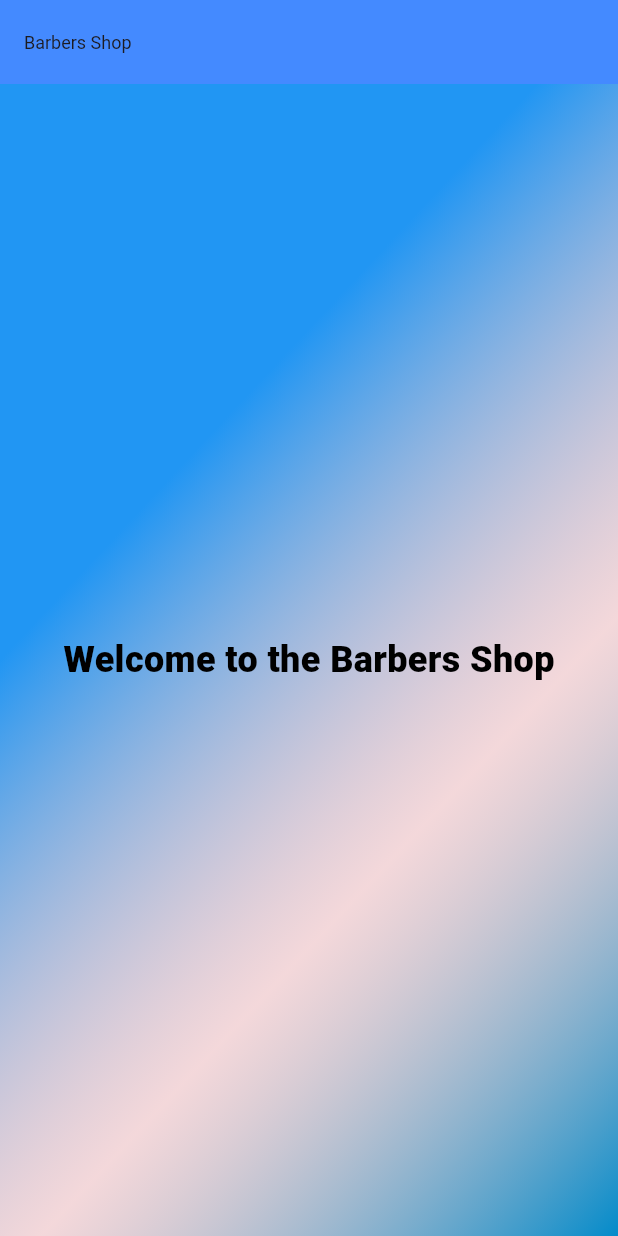
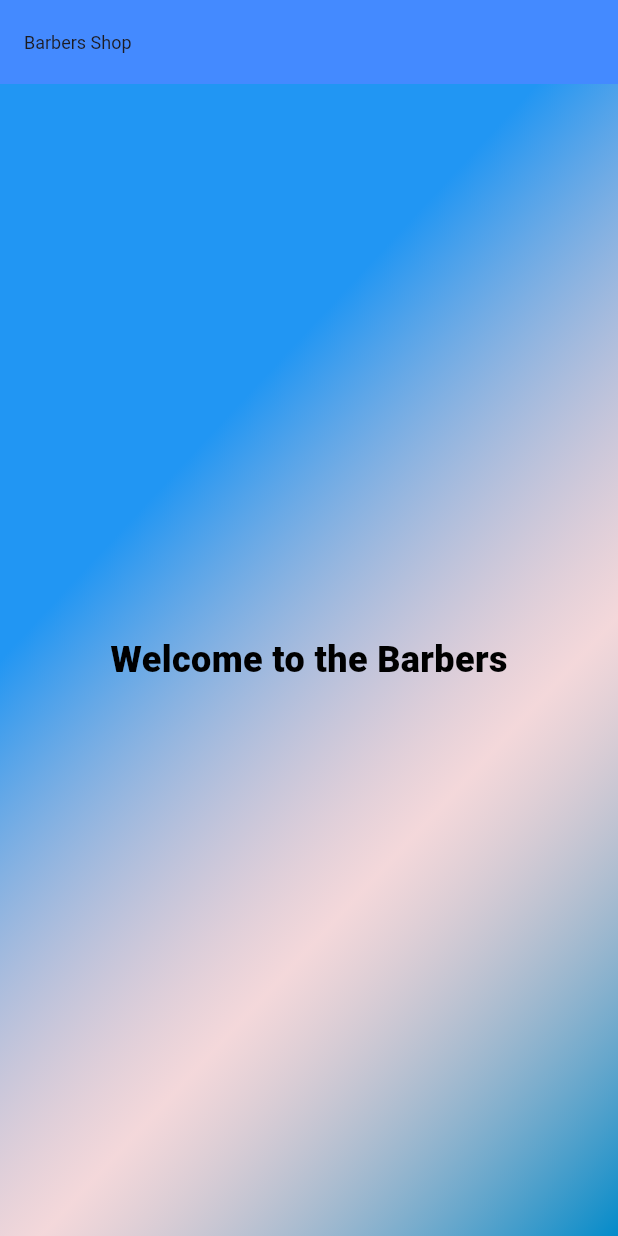
Before and after one commit to ojrandy/flutter_app, a Flutter app: the screen it shows after launch, on a phone screen of 412 x 824 dp. Run offline on Flutter 3.47's test engine with Material 3 defaults, Android fonts, the phone set to English and light mode, and no system bars.

Commit message:
Initil Commit2

```diff
--- a/lib/main.dart
+++ b/lib/main.dart
@@ -23,7 +23,7 @@ void main() {
           ),
           child: const Center(
             child: Text(
-              'Welcome to the Barbers Shop',
+              'Welcome to the Barbers',
               style: TextStyle(
                 fontSize: 24,
                 color: Colors.black,
```
